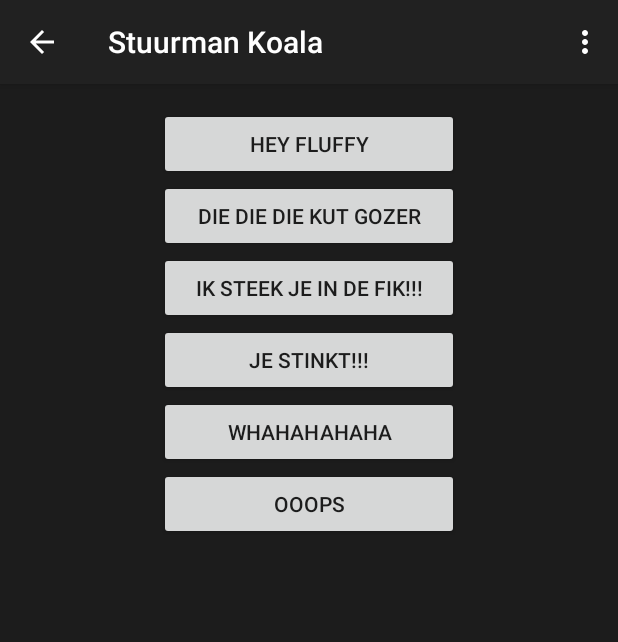
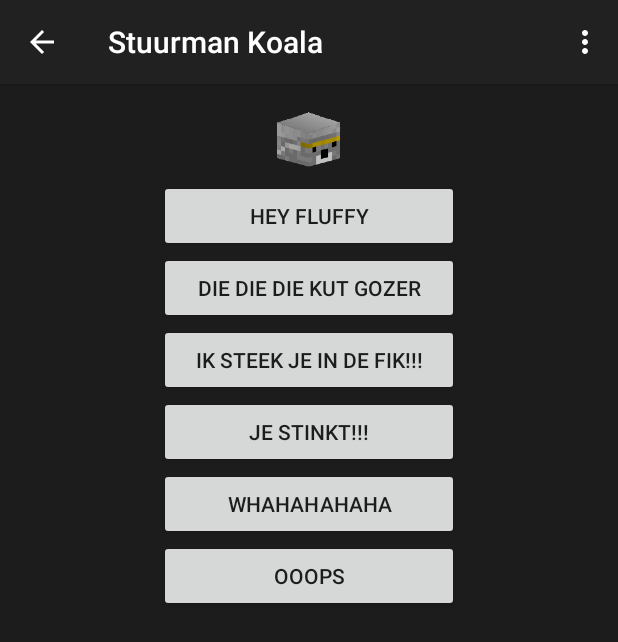
Before and after one commit to DJFLuFFy-vs-joe/De_Coole_Piraten_Club, an Android app: the StuurmanKoala screen opened directly, with no data from a screen before it, on a phone screen of 412 x 824 dp. Shown: the top 642 px of the screen. Run offline under Robolectric (Android 15) with nearby library versions, the phone set to English and light mode, and no system bars.

Commit message:
Added an image to the koala thing

```diff
--- a/app/src/main/res/layout/activity_main.xml
+++ b/app/src/main/res/layout/activity_main.xml
@@ -7,7 +7,7 @@
     android:paddingTop="0dp"
     android:paddingBottom="0dp"
     tools:context=".MainActivity"
-    android:background="#1c1c1c">
+    android:background="@mipmap/ic_background">
 
 
     <ListView
--- a/app/src/main/res/layout/activity_stuurman_koala.xml
+++ b/app/src/main/res/layout/activity_stuurman_koala.xml
@@ -17,6 +17,13 @@
         android:layout_alignParentTop="true"
         android:layout_alignParentLeft="true"
         android:layout_alignParentStart="true">
+
+        <ImageView
+            android:layout_width="wrap_content"
+            android:layout_height="wrap_content"
+            android:id="@+id/imageView"
+            android:layout_gravity="center_horizontal"
+            android:src="@mipmap/ic_koala"/>
 
         <Button
             android:layout_width="200dp"
```
Also changed, not shown: app/src/main/ic_background-web.png (added).
